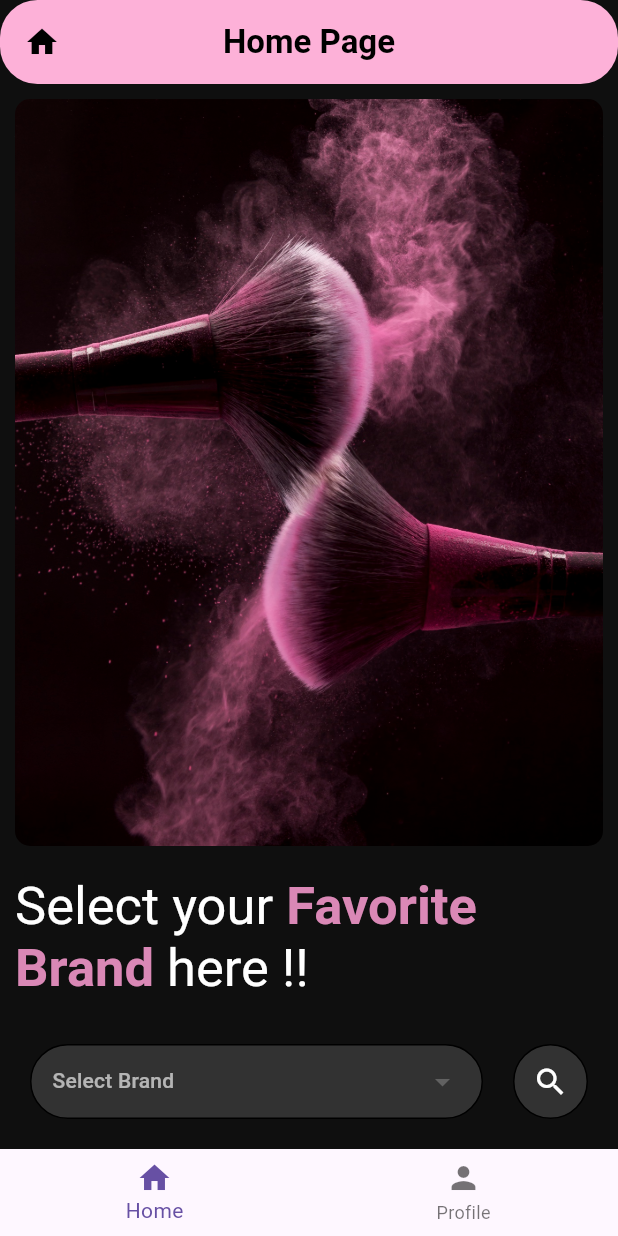
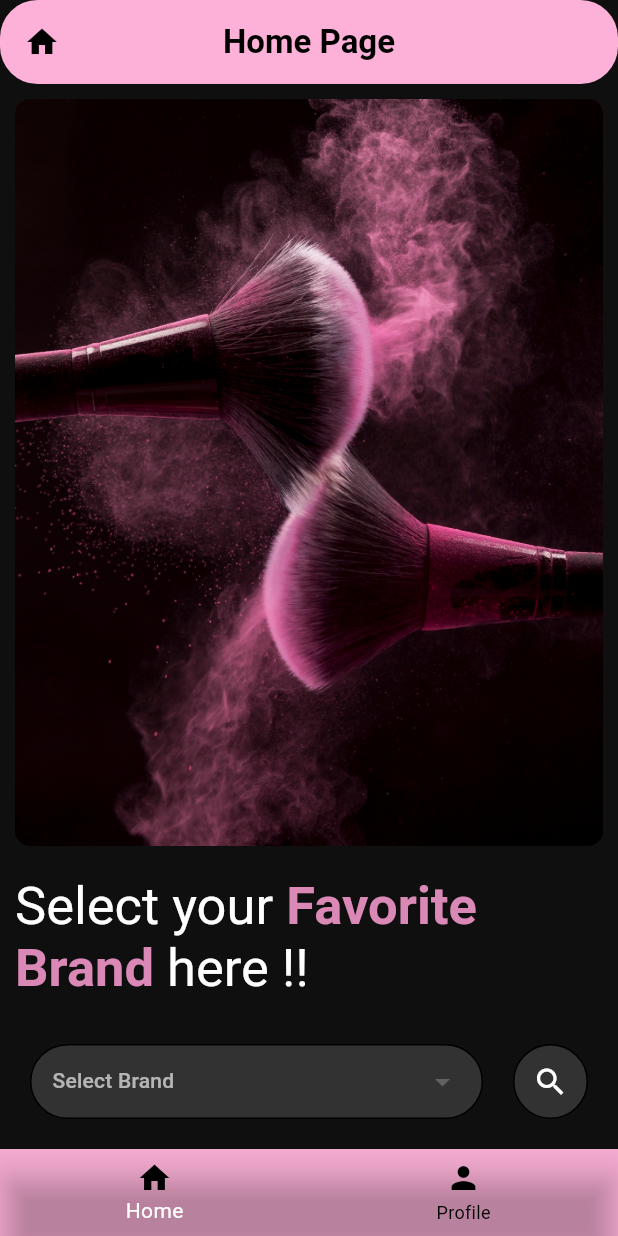
Before and after one commit to Moinuddin9777/storefront_dev, a Flutter app: the screen it shows once a user with an empty profile is signed in, on a phone screen of 412 x 824 dp. Run offline on Flutter 3.47's test engine with Material 3 defaults, Android fonts, the phone set to English and light mode, and no system bars; drawn by our look-alikes of dropdown_button2; our stand-ins replace dio, firebase_auth, firebase_core, get; accounts and stored records are empty.

Commit message:
changes color theme of bottom bar

```diff
--- a/mobile/storefront/lib/bottom_bar/view/home.dart
+++ b/mobile/storefront/lib/bottom_bar/view/home.dart
@@ -17,15 +17,29 @@ class Home extends StatelessWidget {
       ),
       bottomNavigationBar: GetBuilder<NavigationController>(
         init: NavigationController(),
-        builder: (controller) => BottomNavigationBar(
+        builder: (controller) => Container(
+          decoration: const BoxDecoration(
+            color: Color.fromRGBO(253, 177, 216, 1.0),
+          ),
+          child: BottomNavigationBar(
             currentIndex: controller.currentIndex,
             onTap: (value) {
               controller.changeIndex(value);
             },
             items: const [
-            BottomNavigationBarItem(icon: Icon(Icons.home), label: 'Home'),
-            BottomNavigationBarItem(icon: Icon(Icons.person), label: 'Profile'),
+              BottomNavigationBarItem(
+                icon: Icon(Icons.home, color: Colors.black),
+                label: 'Home',
+              ),
+              BottomNavigationBarItem(
+                icon: Icon(Icons.person, color: Colors.black),
+                label: 'Profile',
+              ),
             ],
+            backgroundColor: Colors.transparent,
+            selectedItemColor: Colors.white,
+            unselectedItemColor: Colors.black,
+          ),
         ),
       ),
     );
```
Lines whose indentation alone changed are shown as unchanged.
